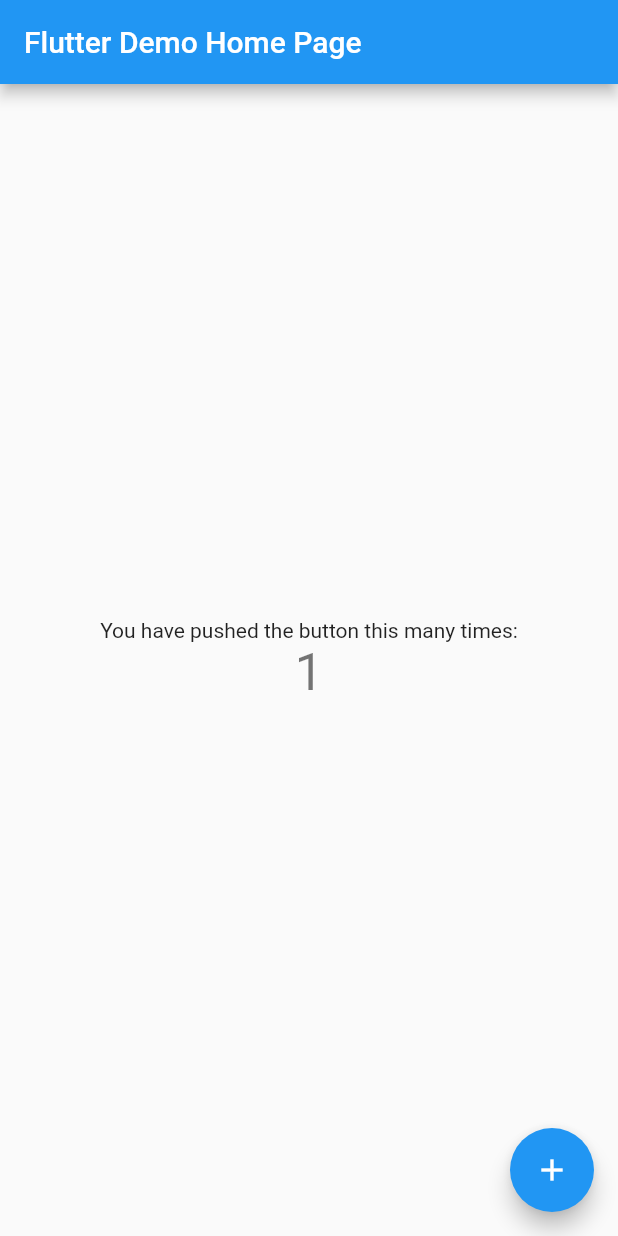
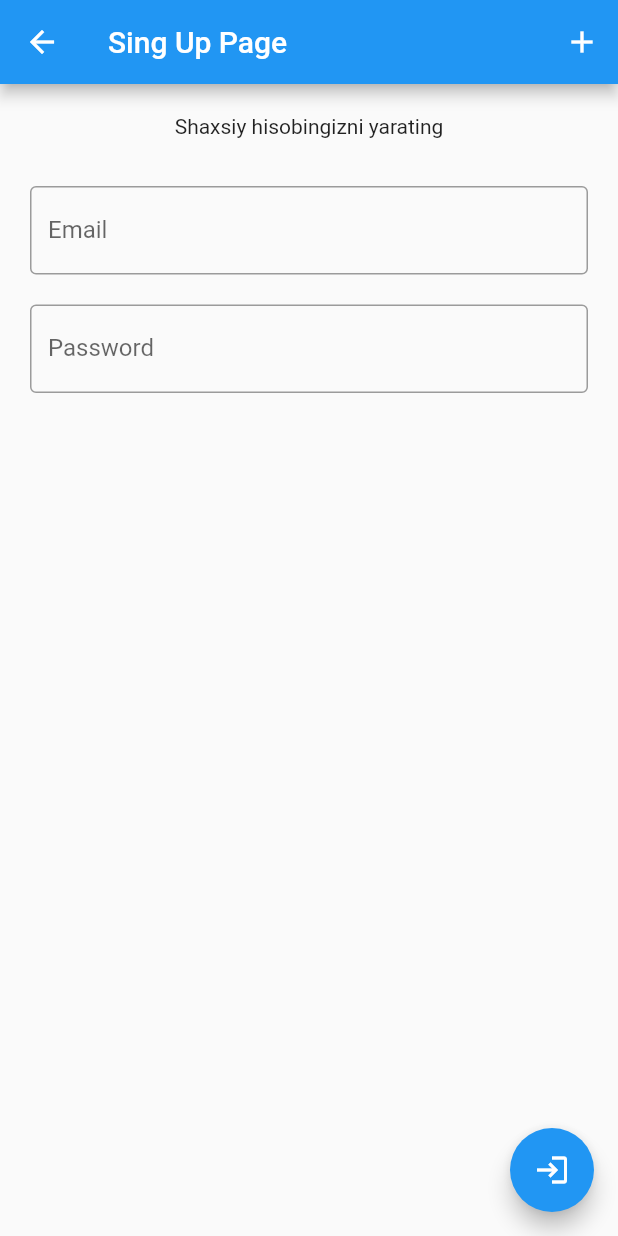
Before and after one commit to ahadjonovss/firebase_example, a Flutter app: the screen it shows after launch, after a tap on the "add" icon, on a phone screen of 412 x 824 dp. Run offline on Flutter 3.47's test engine with Material 2 defaults, Android fonts, the phone set to English and light mode, and no system bars; our stand-ins replace firebase_auth, firebase_core; accounts and stored records are empty.

Commit message:
Firebase auth done

```diff
--- /dev/null
+++ b/lib/data/models/my_reponse.dart
@@ -0,0 +1,5 @@
+class MyResponse{
+  String error;
+  dynamic data;
+  MyResponse({this.data,this.error=''});
+}
--- a/lib/main.dart
+++ b/lib/main.dart
@@ -1,115 +1,34 @@
+import 'package:firebase_auth/firebase_auth.dart';
+import 'package:firebase_core/firebase_core.dart';
+import 'package:firebase_example/ui/authorization/sign_in/sign_in_page.dart';
+import 'package:firebase_example/ui/splash/splash_page.dart';
 import 'package:flutter/material.dart';
+import 'package:provider/provider.dart';
+import 'package:firebase_core/firebase_core.dart';
+import 'firebase_options.dart';
 
-void main() {
-  runApp(const MyApp());
+void main() async{
+
+  WidgetsFlutterBinding.ensureInitialized();
+
+await Firebase.initializeApp();
+ // await Firebase.initializeApp(options: DefaultFirebaseOptions.currentPlatform);
+
+  runApp( MyApp());
 }
 
 class MyApp extends StatelessWidget {
   const MyApp({super.key});
 
-  // This widget is the root of your application.
   @override
   Widget build(BuildContext context) {
     return MaterialApp(
+      debugShowCheckedModeBanner: false,
       title: 'Flutter Demo',
       theme: ThemeData(
-        // This is the theme of your application.
-        //
-        // Try running your application with "flutter run". You'll see the
-        // application has a blue toolbar. Then, without quitting the app, try
-        // changing the primarySwatch below to Colors.green and then invoke
-        // "hot reload" (press "r" in the console where you ran "flutter run",
-        // or simply save your changes to "hot reload" in a Flutter IDE).
-        // Notice that the counter didn't reset back to zero; the application
-        // is not restarted.
         primarySwatch: Colors.blue,
       ),
-      home: const MyHomePage(title: 'Flutter Demo Home Page'),
+      home: SplashPage(),
     );
   }
 }
-
-class MyHomePage extends StatefulWidget {
-  const MyHomePage({super.key, required this.title});
-
-  // This widget is the home page of your application. It is stateful, meaning
-  // that it has a State object (defined below) that contains fields that affect
-  // how it looks.
-
-  // This class is the configuration for the state. It holds the values (in this
-  // case the title) provided by the parent (in this case the App widget) and
-  // used by the build method of the State. Fields in a Widget subclass are
-  // always marked "final".
-
-  final String title;
-
-  @override
-  State<MyHomePage> createState() => _MyHomePageState();
-}
-
-class _MyHomePageState extends State<MyHomePage> {
-  int _counter = 0;
-
-  void _incrementCounter() {
-    setState(() {
-      // This call to setState tells the Flutter framework that something has
-      // changed in this State, which causes it to rerun the build method below
-      // so that the display can reflect the updated values. If we changed
-      // _counter without calling setState(), then the build method would not be
-      // called again, and so nothing would appear to happen.
-      _counter++;
-    });
-  }
-
-  @override
-  Widget build(BuildContext context) {
-    // This method is rerun every time setState is called, for instance as done
-    // by the _incrementCounter method above.
-    //
-    // The Flutter framework has been optimized to make rerunning build methods
-    // fast, so that you can just rebuild anything that needs updating rather
-    // than having to individually change instances of widgets.
-    return Scaffold(
-      appBar: AppBar(
-        // Here we take the value from the MyHomePage object that was created by
-        // the App.build method, and use it to set our appbar title.
-        title: Text(widget.title),
-      ),
-      body: Center(
-        // Center is a layout widget. It takes a single child and positions it
-        // in the middle of the parent.
-        child: Column(
-          // Column is also a layout widget. It takes a list of children and
-          // arranges them vertically. By default, it sizes itself to fit its
-          // children horizontally, and tries to be as tall as its parent.
-          //
-          // Invoke "debug painting" (press "p" in the console, choose the
-          // "Toggle Debug Paint" action from the Flutter Inspector in Android
-          // Studio, or the "Toggle Debug Paint" command in Visual Studio Code)
-          // to see the wireframe for each widget.
-          //
-          // Column has various properties to control how it sizes itself and
-          // how it positions its children. Here we use mainAxisAlignment to
-          // center the children vertically; the main axis here is the vertical
-          // axis because Columns are vertical (the cross axis would be
-          // horizontal).
-          mainAxisAlignment: MainAxisAlignment.center,
-          children: <Widget>[
-            const Text(
-              'You have pushed the button this many times:',
-            ),
-            Text(
-              '$_counter',
-              style: Theme.of(context).textTheme.headlineMedium,
-            ),
-          ],
-        ),
-      ),
-      floatingActionButton: FloatingActionButton(
-        onPressed: _incrementCounter,
-        tooltip: 'Increment',
-        child: const Icon(Icons.add),
-      ), // This trailing comma makes auto-formatting nicer for build methods.
-    );
-  }
-}
--- /dev/null
+++ b/lib/ui/authorization/sign_in/sign_in_page.dart
@@ -0,0 +1,62 @@
+// ignore_for_file: must_be_immutable, use_build_context_synchronously
+
+import 'package:firebase_auth/firebase_auth.dart';
+import 'package:firebase_example/ui/authorization/sign_up/sign_up_page.dart';
+import 'package:firebase_example/ui/home/home_page.dart';
+import 'package:flutter/material.dart';
+import 'package:provider/provider.dart';
+
+class SingInPage extends StatelessWidget {
+  SingInPage({Key? key}) : super(key: key);
+
+  TextEditingController email = TextEditingController();
+  TextEditingController password = TextEditingController();
+
+  @override
+  Widget build(BuildContext context) {
+    final FirebaseAuth auth = FirebaseAuth.instance;
+    return Scaffold(
+      appBar: AppBar(
+        actions: [
+          IconButton(onPressed: () {
+            Navigator.push(context,MaterialPageRoute(builder: (context) => SignUpPage(),));
+          }, icon: const Icon(Icons.add))
+        ],
+        title: const Text("Sing In Page"),
+      ),
+      body: Container(
+        height: MediaQuery.of(context).size.height,
+        width: MediaQuery.of(context).size.width,
+        padding: const EdgeInsets.all(20),
+        child: Column(
+          children: [
+            const Text("Shaxsiy hisobingizga kiring"),
+            const SizedBox(height: 32),
+            TextField(
+              controller: email,
+              decoration: const InputDecoration(
+                  label: Text("Email"), border: OutlineInputBorder()),
+            ),
+            const SizedBox(height: 20),
+            TextField(
+              controller: password,
+              decoration: const InputDecoration(
+                  label: Text("Password"), border: OutlineInputBorder()),
+            ),
+          ],
+        ),
+      ),
+      floatingActionButton: FloatingActionButton(
+        onPressed: () async {
+         try{
+           await auth.signInWithEmailAndPassword(email: email.text.trim(), password: password.text.trim());
+           Navigator.pushAndRemoveUntil(context, MaterialPageRoute(builder: (context) => HomePage(),), (route) => false);
+         }catch(e){
+           ScaffoldMessenger.of(context).showSnackBar(SnackBar(content: Text(e.toString())));
+         }
+        },
+        child:const  Icon(Icons.login),
+      ),
+    );
+  }
+}
--- /dev/null
+++ b/lib/ui/authorization/sign_up/sign_up_page.dart
@@ -0,0 +1,69 @@
+// ignore_for_file: must_be_immutable, use_build_context_synchronously
+
+import 'package:firebase_auth/firebase_auth.dart';
+import 'package:firebase_example/ui/authorization/sign_in/sign_in_page.dart';
+import 'package:firebase_example/ui/home/home_page.dart';
+import 'package:flutter/material.dart';
+import 'package:provider/provider.dart';
+
+class SignUpPage extends StatelessWidget {
+  SignUpPage({Key? key}) : super(key: key);
+
+  TextEditingController email = TextEditingController();
+  TextEditingController password = TextEditingController();
+
+  @override
+  Widget build(BuildContext context) {
+    final FirebaseAuth auth = FirebaseAuth.instance;
+    return Scaffold(
+      appBar: AppBar(
+        actions: [
+          IconButton(
+              onPressed: () {
+                Navigator.push(
+                    context,
+                    MaterialPageRoute(
+                      builder: (context) => SingInPage(),
+                    ));
+              },
+              icon: const Icon(Icons.add))
+        ],
+        title: const Text("Sing Up Page"),
+      ),
+      body: Container(
+        height: MediaQuery.of(context).size.height,
+        width: MediaQuery.of(context).size.width,
+        padding: const EdgeInsets.all(20),
+        child: Column(
+          children: [
+            const Text("Shaxsiy hisobingizni yarating"),
+            const SizedBox(height: 32),
+            TextField(
+              controller: email,
+              decoration: const InputDecoration(
+                  label: Text("Email"), border: OutlineInputBorder()),
+            ),
+            const SizedBox(height: 20),
+            TextField(
+              controller: password,
+              decoration: const InputDecoration(
+                  label: Text("Password"), border: OutlineInputBorder()),
+            ),
+          ],
+        ),
+      ),
+      floatingActionButton: FloatingActionButton(
+        onPressed: () async {
+          try{
+            await auth.createUserWithEmailAndPassword(
+                email: email.text.trim(), password: password.text.trim());
+            Navigator.pushAndRemoveUntil(context, MaterialPageRoute(builder: (context) => HomePage(),), (route) => false);
+          }catch(e){
+            ScaffoldMessenger.of(context).showSnackBar(SnackBar(content: Text(e.toString())));
+          }
+        },
+        child: const Icon(Icons.login),
+      ),
+    );
+  }
+}
--- /dev/null
+++ b/lib/ui/home/home_page.dart
@@ -0,0 +1,12 @@
+import 'package:flutter/material.dart';
+
+class HomePage extends StatelessWidget {
+  const HomePage({Key? key}) : super(key: key);
+
+  @override
+  Widget build(BuildContext context) {
+    return Scaffold(
+      appBar: AppBar(title: Text("Home Page"),),
+    );
+  }
+}
--- /dev/null
+++ b/lib/ui/splash/splash_page.dart
@@ -0,0 +1,42 @@
+import 'package:firebase_auth/firebase_auth.dart';
+import 'package:firebase_example/ui/authorization/sign_in/sign_in_page.dart';
+import 'package:firebase_example/ui/authorization/sign_up/sign_up_page.dart';
+import 'package:firebase_example/ui/home/home_page.dart';
+import 'package:flutter/material.dart';
+
+class SplashPage extends StatefulWidget {
+  const SplashPage({super.key});
+
+  @override
+  State<SplashPage> createState() => _SplashPageState();
+}
+
+class _SplashPageState extends State<SplashPage> {
+  @override
+  void initState() {
+    FirebaseAuth auth = FirebaseAuth.instance;
+    dynamic user = auth.currentUser;
+    Future.delayed(const Duration(seconds: 3))
+        .then((value) => Navigator.pushAndRemoveUntil(
+            context,
+            MaterialPageRoute(
+              builder: (context) => user == null ? SingInPage() : HomePage(),
+            ),
+            (route) => false));
+
+    super.initState();
+  }
+
+  @override
+  Widget build(BuildContext context) {
+    return Scaffold(
+      body: Container(
+        alignment: Alignment.center,
+        height: MediaQuery.of(context).size.height,
+        width: MediaQuery.of(context).size.width,
+        color: Colors.blue,
+        child: const Text('Welcome',style: TextStyle(color: Colors.white,fontWeight: FontWeight.w600,fontSize: 32),),
+      ),
+    );
+  }
+}
--- a/pubspec.yaml
+++ b/pubspec.yaml
@@ -35,6 +35,9 @@ dependencies:
   # The following adds the Cupertino Icons font to your application.
   # Use with the CupertinoIcons class for iOS style icons.
   cupertino_icons: ^1.0.2
+  firebase_auth: ^4.6.3
+  firebase_core: ^2.10.0
+  provider: ^6.0.5
 
 dev_dependencies:
   flutter_test:
```
Also changed, not shown: lib/firebase_options.dart (added), pubspec.lock, 5 other files.
